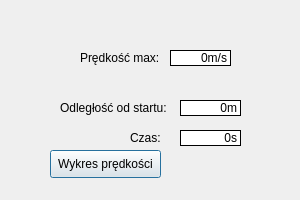
First picture: the form in Trajektoria/statystyki.ui, repository mikidzl/Trajektoria, before the edit.
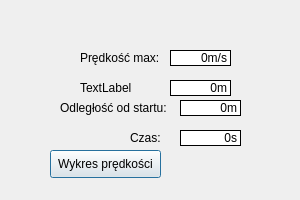
Second picture: the form after the edit. Icons and pictures are not drawn.

Patch:
```diff
--- a/Trajektoria/statystyki.ui
+++ b/Trajektoria/statystyki.ui
@@ -339,6 +339,105 @@
     <string>Czas:</string>
    </property>
   </widget>
+  <widget class="QLabel" name="label_3">
+   <property name="geometry">
+    <rect>
+     <x>80</x>
+     <y>80</y>
+     <width>53</width>
+     <height>16</height>
+    </rect>
+   </property>
+   <property name="text">
+    <string>TextLabel</string>
+   </property>
+  </widget>
+  <widget class="QLabel" name="ymax">
+   <property name="geometry">
+    <rect>
+     <x>170</x>
+     <y>80</y>
+     <width>61</width>
+     <height>16</height>
+    </rect>
+   </property>
+   <property name="palette">
+    <palette>
+     <active>
+      <colorrole role="Base">
+       <brush brushstyle="SolidPattern">
+        <color alpha="255">
+         <red>255</red>
+         <green>255</green>
+         <blue>255</blue>
+        </color>
+       </brush>
+      </colorrole>
+      <colorrole role="Window">
+       <brush brushstyle="SolidPattern">
+        <color alpha="255">
+         <red>255</red>
+         <green>255</green>
+         <blue>255</blue>
+        </color>
+       </brush>
+      </colorrole>
+     </active>
+     <inactive>
+      <colorrole role="Base">
+       <brush brushstyle="SolidPattern">
+        <color alpha="255">
+         <red>255</red>
+         <green>255</green>
+         <blue>255</blue>
+        </color>
+       </brush>
+      </colorrole>
+      <colorrole role="Window">
+       <brush brushstyle="SolidPattern">
+        <color alpha="255">
+         <red>255</red>
+         <green>255</green>
+         <blue>255</blue>
+        </color>
+       </brush>
+      </colorrole>
+     </inactive>
+     <disabled>
+      <colorrole role="Base">
+       <brush brushstyle="SolidPattern">
+        <color alpha="255">
+         <red>255</red>
+         <green>255</green>
+         <blue>255</blue>
+        </color>
+       </brush>
+      </colorrole>
+      <colorrole role="Window">
+       <brush brushstyle="SolidPattern">
+        <color alpha="255">
+         <red>255</red>
+         <green>255</green>
+         <blue>255</blue>
+        </color>
+       </brush>
+      </colorrole>
+     </disabled>
+    </palette>
+   </property>
+   <property name="autoFillBackground">
+    <bool>true</bool>
+   </property>
+   <property name="frameShape">
+    <enum>QFrame::Box</enum>
+   </property>
+   <property name="text">
+    <string>0m</string>
+   </property>
+   <property name="alignment">
+    <set>Qt::AlignRight|Qt::AlignTrailing|Qt::AlignVCenter</set>
+   </property>
+  </widget>
  </widget>
  <resources/>
  <connections/>
```
